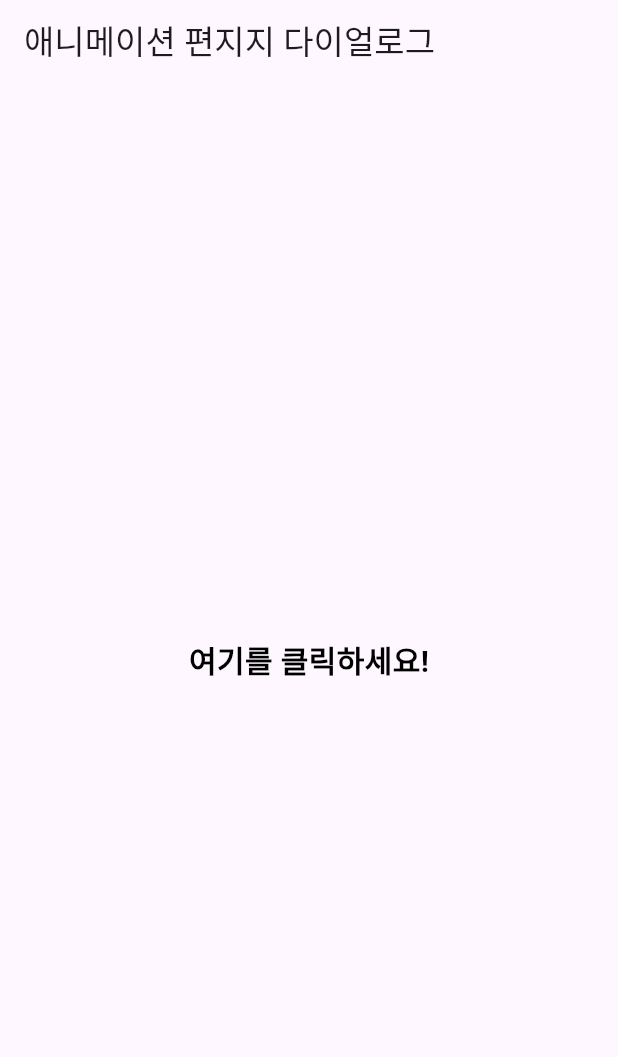
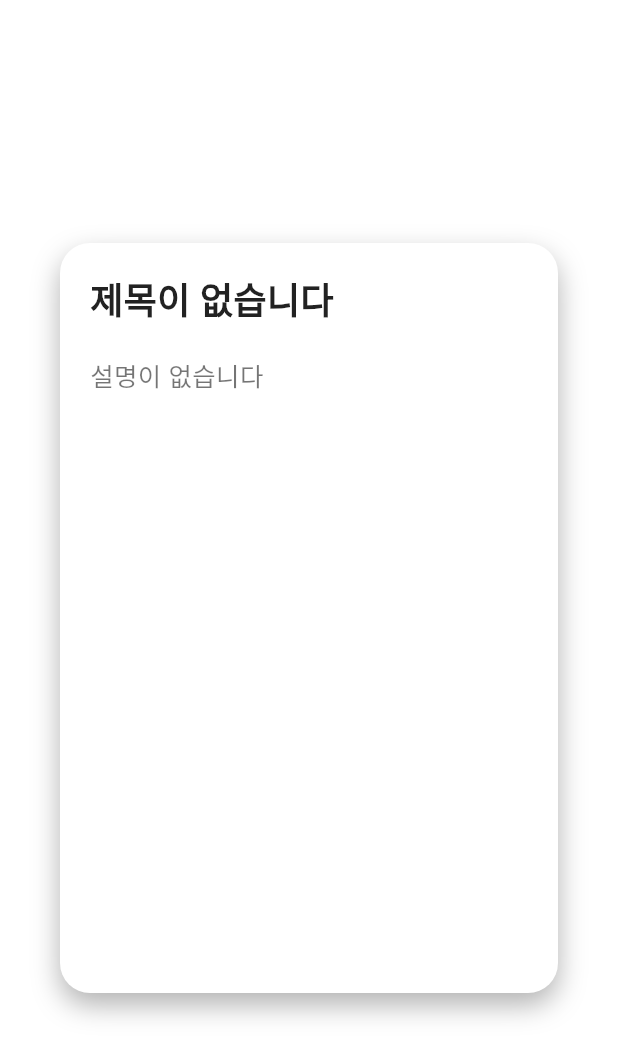
Before and after one commit to hoony00/3000BusTracker, a Flutter app: the AnimatedLetterDialog widget shown alone on an empty page, opened directly, on a phone screen of 412 x 824 dp. Shown: the top 1057 px of the screen. Run offline on Flutter 3.47's test engine with Material 3 defaults, Android fonts, the phone set to English and light mode, and no system bars; our stand-ins replace dio, flutter_dotenv, flutter_riverpod, webview_flutter; network calls fail.

Commit message:
fix : 테마 및 편지 기능 추가

```diff
--- a/lib/main.dart
+++ b/lib/main.dart
@@ -4,6 +4,7 @@ import 'package:flutter_dotenv/flutter_dotenv.dart';
 import 'package:flutter_riverpod/flutter_riverpod.dart';
 import 'package:track3000/providers/time_provider.dart';
 import 'package:track3000/screens/view/s_main.dart';
+import 'package:track3000/theme/custom_theme.dart';
 import 'models/bus_arrival.dart';
 import 'providers/bus_provider.dart';
 import 'services/bus_service.dart';
@@ -22,10 +23,7 @@ class MyApp extends StatelessWidget {
   Widget build(BuildContext context) {
     return MaterialApp(
       title: '버스 도착 정보',
-      theme: ThemeData(
-        primarySwatch: Colors.blue,
-        useMaterial3: true,
-      ),
+      theme: buildThemeData(context),
       home: const BusArrivalScreen(),
     );
   }
--- a/lib/screens/component/w_card.dart
+++ b/lib/screens/component/w_card.dart
@@ -60,7 +60,7 @@ class _BusArrivalCardState extends ConsumerState<BusArrivalCard> with TickerProv
     final timeString = '$minutes:${seconds.toString().padLeft(2, '0')}';
 
     final arrivalTime = targetArrivalTime.add(remainingTime);
-    final formattedArrivalTime = DateFormat('HH:mm').format(arrivalTime);
+    final formattedArrivalTime = DateFormat('h:mm a').format(arrivalTime);
 
     final isTimeCritical = remainingTime.inMinutes < 2;
 
@@ -129,7 +129,7 @@ class _BusArrivalCardState extends ConsumerState<BusArrivalCard> with TickerProv
                         ),
                         const SizedBox(height: 10),
                         Text(
-                          '정류장 전: ${widget.busArrival.prevStationCount}개',
+                          '남은 정류장: ${widget.busArrival.prevStationCount}개',
                           style: Theme.of(context).textTheme.bodyMedium?.copyWith(
                             color: Colors.white,
                             fontWeight: FontWeight.bold,
--- a/lib/screens/component/w_webview.dart
+++ b/lib/screens/component/w_webview.dart
@@ -25,8 +25,6 @@ class _WebViewScreenState extends State<WebViewScreen> {
   Widget build(BuildContext context) {
     return Scaffold(
       appBar: AppBar(
-        backgroundColor: Colors.white,
-        surfaceTintColor: Colors.white,
         title: const Text('3000번 버스 노선 조회'),
       ),
       body: WebViewWidget(controller: _controller),
--- a/lib/screens/dialog/w_letter.dart
+++ b/lib/screens/dialog/w_letter.dart
@@ -1,4 +1,5 @@
 import 'package:flutter/material.dart';
+import 'package:flutter_dotenv/flutter_dotenv.dart';
 
 class AnimatedLetterDialog extends StatefulWidget {
   const AnimatedLetterDialog({super.key});
@@ -7,9 +8,15 @@ class AnimatedLetterDialog extends StatefulWidget {
   _AnimatedLetterDialogState createState() => _AnimatedLetterDialogState();
 }
 
-class _AnimatedLetterDialogState extends State<AnimatedLetterDialog> with TickerProviderStateMixin {
+class _AnimatedLetterDialogState extends State<AnimatedLetterDialog>
+    with TickerProviderStateMixin {
   late AnimationController _controller;
-  late Animation<Offset> _animation;
+  late Animation<Offset> _positionAnimation;
+  late Animation<double> _opacityAnimation;
+
+  final String title = dotenv.env['TITLE'] ?? '제목이 없습니다';
+  final String description = dotenv.env['DESCRIPTION'] ?? '설명이 없습니다';
+
 
   @override
   void initState() {
@@ -19,10 +26,20 @@ class _AnimatedLetterDialogState extends State<AnimatedLetterDialog> with Ticker
       vsync: this,
     );
 
-    _animation = Tween<Offset>(
-      begin: const Offset(0, 10), // 아래에서 시작
-      end: const Offset(0, 5),   // 원래 위치로 이동
+    // 위치 애니메이션 (아래에서 위로 슈웅)
+    _positionAnimation = Tween<Offset>(
+      begin: const Offset(0, 1), // 아래에서 시작
+      end: const Offset(0, 0), // 원래 위치로 이동
     ).animate(CurvedAnimation(parent: _controller, curve: Curves.easeInOut));
+
+    // 불투명도 애니메이션 (처음에는 투명, 끝에는 불투명)
+    _opacityAnimation = Tween<double>(
+      begin: 0.0, // 처음에는 투명
+      end: 1.0, // 마지막에는 불투명
+    ).animate(CurvedAnimation(parent: _controller, curve: Curves.easeInOut));
+
+    // 애니메이션 시작
+    _controller.forward();
   }
 
   @override
@@ -31,28 +48,26 @@ class _AnimatedLetterDialogState extends State<AnimatedLetterDialog> with Ticker
     super.dispose();
   }
 
-  void _showLetterDialog(BuildContext context) {
-    _controller.forward(); // 애니메이션 시작
-
-    showDialog(
-      context: context,
-      builder: (context) {
+  @override
+  Widget build(BuildContext context) {
     return Dialog(
       backgroundColor: Colors.transparent,
       elevation: 0,
       child: SlideTransition(
-            position: _animation,
+        position: _positionAnimation, // 애니메이션 위치
+        child: FadeTransition(
+          opacity: _opacityAnimation, // 애니메이션 불투명도
           child: Container(
-              width: 300,
-              height: 400,
+            width: 350,
+            height: 500,
             decoration: BoxDecoration(
               color: Colors.white,
               borderRadius: BorderRadius.circular(20),
               boxShadow: [
                 BoxShadow(
-                    color: Colors.black.withOpacity(0.2),
-                    blurRadius: 10,
-                    offset: const Offset(0, 4),
+                  color: Colors.black.withOpacity(0.3),
+                  blurRadius: 15,
+                  offset: const Offset(0, 8),
                 ),
               ],
             ),
@@ -62,7 +77,7 @@ class _AnimatedLetterDialogState extends State<AnimatedLetterDialog> with Ticker
                 crossAxisAlignment: CrossAxisAlignment.start,
                 children: [
                   Text(
-                      '편지 제목',
+                    title,
                     style: TextStyle(
                       fontSize: 24,
                       fontWeight: FontWeight.bold,
@@ -70,11 +85,12 @@ class _AnimatedLetterDialogState extends State<AnimatedLetterDialog> with Ticker
                     ),
                   ),
                   const SizedBox(height: 20),
-                    Text(
-                      '여기 텍스트 내용이 들어갑니다. 아주아주 이쁜 다이얼로그입니다!',
-                      style: TextStyle(
-                        fontSize: 18,
-                        color: Colors.black54,
+                  // SingleChildScrollView로 텍스트 내용 스크롤 가능하게 만들기
+                  Expanded(
+                    child: SingleChildScrollView(
+                      child: Text(description,
+                        style: TextStyle(fontSize: 17, color: Colors.black54),
+                      ),
                     ),
                   ),
                 ],
@@ -82,37 +98,7 @@ class _AnimatedLetterDialogState extends State<AnimatedLetterDialog> with Ticker
             ),
           ),
         ),
-        );
-      },
-    );
-  }
-
-  @override
-  Widget build(BuildContext context) {
-    return Scaffold(
-      appBar: AppBar(
-        title: const Text('애니메이션 편지지 다이얼로그'),
-      ),
-      body: Center(
-        child: GestureDetector(
-          onTap: () => _showLetterDialog(context),
-          child: Text(
-            '여기를 클릭하세요!',
-            key: ValueKey('modeText'),
-            style: const TextStyle(
-              fontSize: 20,
-              fontWeight: FontWeight.bold,
-              color: Colors.black, // 텍스트 색상: 검정
-            ),
-          ),
-        ),
       ),
     );
   }
 }
-
-void main() {
-  runApp(MaterialApp(
-    home: AnimatedLetterDialog(),
-  ));
-}
```
Also changed, not shown: lib/screens/component/w_empty.dart (added, +51 -0 lines), lib/screens/view/s_main.dart (+4 -6 lines), lib/theme/custom_theme.dart (added, +21 -0 lines), pubspec.yaml (line endings or trailing spaces), 6 other files. Lines whose indentation alone changed are shown as unchanged.
